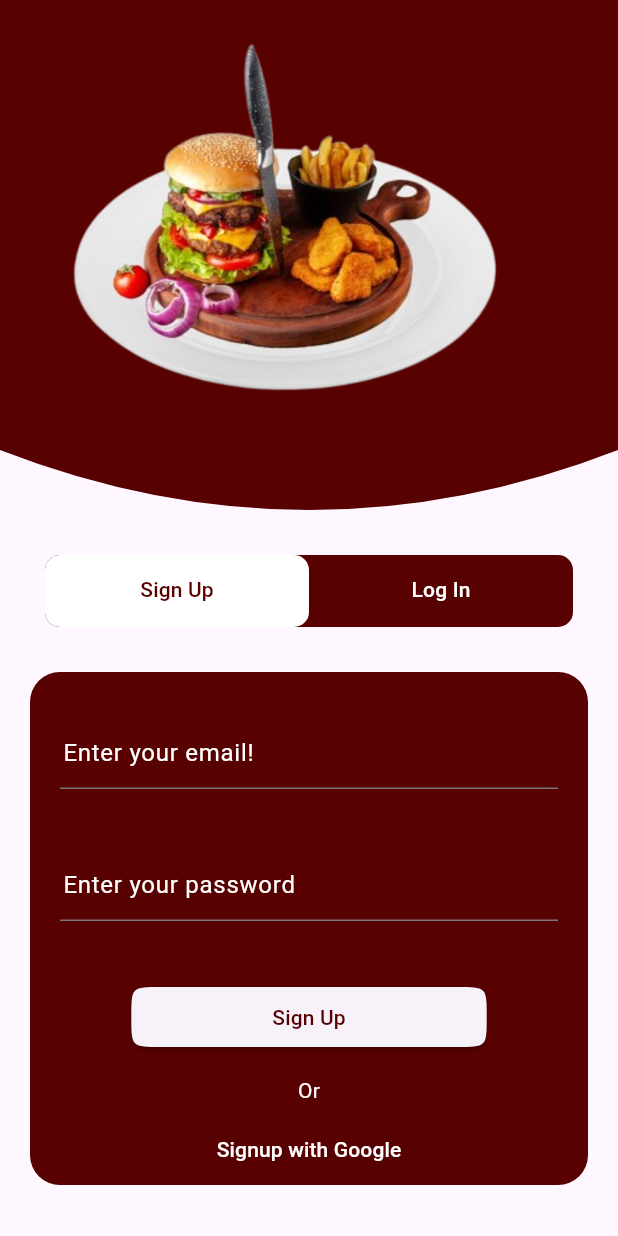
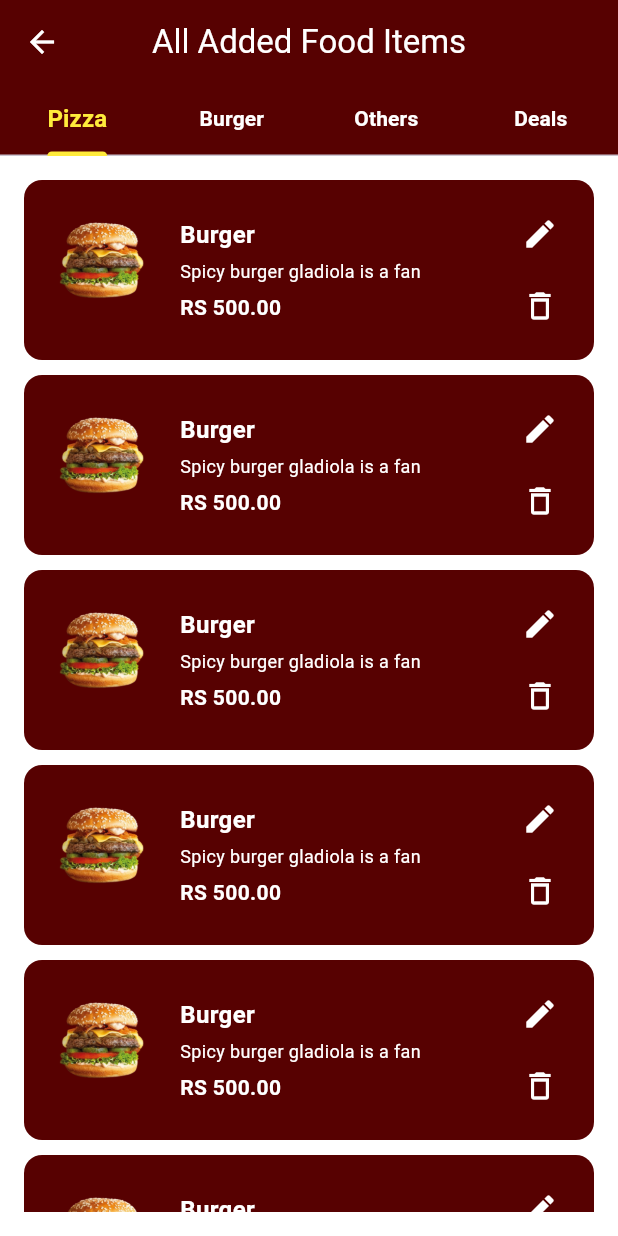
Before and after one commit to AbuHuraira61/mfc, a Flutter app: the screen it shows after launch, on a phone screen of 412 x 824 dp. Run offline on Flutter 3.47's test engine with Material 3 defaults, Android fonts, the phone set to English and light mode, and no system bars; our stand-ins replace cloud_firestore, firebase_auth, firebase_core, get, image_picker; accounts and stored records are empty.

Commit message:
add tab activity in Manager Ui

```diff
--- a/lib/main.dart
+++ b/lib/main.dart
@@ -1,7 +1,13 @@
 import 'package:flutter/material.dart';
 import 'package:firebase_core/firebase_core.dart';
 import 'package:get/get_navigation/src/root/get_material_app.dart';
+import 'package:mfc/presentation/Customer%20UI/screens/Sanan/BurgerScreen.dart';
+import 'package:mfc/presentation/Customer%20UI/screens/Sanan/FavouritePage.dart';
+import 'package:mfc/presentation/Customer%20UI/screens/Sanan/OrderConfirmationScreen.dart';
+import 'package:mfc/presentation/Customer%20UI/screens/Sanan/OrderTypeScreen.dart';
+import 'package:mfc/presentation/Customer%20UI/screens/Sanan/PizzaScreen.dart';
 import 'package:mfc/presentation/Customer%20UI/screens/Sanan/splashscreen.dart';
+import 'package:mfc/presentation/Manager%20UI/AllAddedItemScreen.dart';
 
 
 void main() async {
@@ -17,7 +23,7 @@ class MyApp extends StatelessWidget {
   Widget build(BuildContext context) {
     return GetMaterialApp(
       debugShowCheckedModeBanner: false,
-      home: SplashScreen(),
+      home: AllAddedItemScreen(),
     );
 
   }
--- a/lib/presentation/Customer UI/Common/CustomCard.dart
+++ b/lib/presentation/Customer UI/Common/CustomCard.dart
@@ -1,7 +1,5 @@
 import 'package:flutter/material.dart';
 import 'package:mfc/presentation/Customer%20UI/screens/Sanan/OrderConfirmationScreen.dart';
-
-
 
 class CustomCard extends StatefulWidget {
   final String name;
@@ -27,15 +25,7 @@ class _CustomCardState extends State<CustomCard> {
         children: [
           Container(
             decoration: BoxDecoration(
-              gradient: LinearGradient(
-                colors: [
-                  Color(0xFF570101), // Dark Red
-                  Color(0xFF750202), // Slightly lighter red
-                ],
-                begin: Alignment.topCenter,
-                end: Alignment.bottomCenter,
-              ),
-
+              color: Color(0xFF570101),
               borderRadius: BorderRadius.circular(20),
             ),
             child: Column(
@@ -70,7 +60,7 @@ class _CustomCardState extends State<CustomCard> {
                     children: [
                       Text(
                         widget.price,
-                        style: TextStyle(color: Colors.white70, fontSize: 16),
+                        style: TextStyle(color: Colors.white, fontSize: 16),
                       ),
                       GestureDetector(
                         onTap: () {
--- a/lib/presentation/Customer UI/screens/Sanan/FavouritePage.dart
+++ b/lib/presentation/Customer UI/screens/Sanan/FavouritePage.dart
@@ -22,7 +22,7 @@ class FavouritePage extends StatelessWidget {
       appBar: AppBar(
         title: Text("Favorite Page",
             style: TextStyle(fontWeight: FontWeight.bold, color: Colors.white)),
-        backgroundColor: Color(0xFF6A0202),
+        backgroundColor: Color(0xFF570101),
         leading: IconButton(
           icon: Icon(Icons.arrow_back, color: Colors.white),
           onPressed: () => Navigator.pop(context),
@@ -47,16 +47,7 @@ class FavouritePage extends StatelessWidget {
                     margin: EdgeInsets.only(bottom: 10),
                     padding: EdgeInsets.all(12),
                     decoration: BoxDecoration(
-                      //color: Color(0xFF570101),
-                      gradient: LinearGradient(
-                        colors: [
-                          Color(0xFF570101), // Dark Red
-                          Color(0xFF750202), // Slightly lighter red
-                        ],
-                        begin: Alignment.topCenter,
-                        end: Alignment.bottomCenter,
-                      ),
-
+                      color: Color(0xFF570101),
                       borderRadius: BorderRadius.circular(12),
                     ),
                     child: Row(
--- a/lib/presentation/Customer UI/screens/Sanan/OrderConfirmationScreen.dart
+++ b/lib/presentation/Customer UI/screens/Sanan/OrderConfirmationScreen.dart
@@ -9,14 +9,15 @@ class OrderConfirmationScreen extends StatelessWidget {
       body: Container(
         width: double.infinity,
         decoration: BoxDecoration(
-          gradient: LinearGradient(
-            colors: [
-              Color(0xFF570101), // Dark Red
-              Color(0xFF750202), // Slightly lighter red
-            ],
-            begin: Alignment.topCenter,
-            end: Alignment.bottomCenter,
-          ),
+          color: Color(0xFF570101),
+          // gradient: LinearGradient(
+          //   colors: [
+          //     Color(0xFF570101), // Dark Red
+          //     Color(0xFF750202), // Slightly lighter red
+          //   ],
+          //   begin: Alignment.topCenter,
+          //   end: Alignment.bottomCenter,
+          // ),
         ),
         child: Column(
           mainAxisAlignment: MainAxisAlignment.center,
--- a/lib/presentation/Customer UI/screens/Sanan/BurgerScreen.dart
+++ b/lib/presentation/Customer UI/screens/Sanan/PizzaScreen.dart
@@ -1,29 +1,29 @@
 import 'package:flutter/material.dart';
 import 'package:mfc/presentation/Customer%20UI/Common/CustomCard.dart';
 
-class BurgerScreen extends StatelessWidget {
+class PizzaScreen extends StatelessWidget {
   final List<Map<String, String>> burgers = List.generate(
     10,
     (index) => {
-      "name": "Beef Burger",
-      "price": "\$20",
-      "image": "assets/burger.png",
+      "name": "Tikka Pizza",
+      "price": "\$50",
+      "image": "assets/pizza-pic.png",
     },
   );
 
-  BurgerScreen({super.key});
+  PizzaScreen({super.key});
 
   @override
   Widget build(BuildContext context) {
     return Scaffold(
       backgroundColor: Colors.white,
       appBar: AppBar(
-        backgroundColor: Color(0xFF6A0202),
+        backgroundColor: Color(0xFF570101),
         leading: IconButton(
           icon: Icon(Icons.arrow_back, color: Colors.white),
           onPressed: () {},
         ),
-        title: Text("Burgers",
+        title: Text("Pizza",
             style: TextStyle(
                 color: Colors.white,
                 fontSize: 22,
--- a/lib/presentation/Customer UI/screens/Sanan/splashscreen.dart
+++ b/lib/presentation/Customer UI/screens/Sanan/splashscreen.dart
@@ -37,7 +37,8 @@ class _SplashScreenState extends State<SplashScreen>
   }
 
   Future<void> _checkUserStatus() async {
-    await Future.delayed(const Duration(seconds: 3)); // Show splash for 3 seconds
+    await Future.delayed(
+        const Duration(seconds: 3)); // Show splash for 3 seconds
 
     User? user = FirebaseAuth.instance.currentUser;
     if (user != null) {
@@ -49,7 +50,8 @@ class _SplashScreenState extends State<SplashScreen>
   }
 
   Future<String> _getUserRole(String uid) async {
-    final userDoc = await FirebaseFirestore.instance.collection("users").doc(uid).get();
+    final userDoc =
+        await FirebaseFirestore.instance.collection("users").doc(uid).get();
     return userDoc.exists ? userDoc["role"] : "customer";
   }
 
@@ -101,7 +103,7 @@ class _SplashScreenState extends State<SplashScreen>
                   opacity: _fadeInAnimation,
                   child: SizedBox(
                     width: screenWidth * 0.5,
-                    height: screenHeight * 0.3,
+                    height: screenHeight * 0.4,
                     child: const Image(
                       image: AssetImage("assets/splash-screen.png"),
                       fit: BoxFit.cover,
--- /dev/null
+++ b/lib/presentation/Manager UI/AllAddedItemScreen.dart
@@ -0,0 +1,231 @@
+import 'package:flutter/material.dart';
+import 'package:cloud_firestore/cloud_firestore.dart';
+
+class AllAddedItemScreen extends StatelessWidget {
+  const AllAddedItemScreen({super.key});
+
+  @override
+  Widget build(BuildContext context) {
+    return DefaultTabController(
+      length: 4,
+      child: Scaffold(
+        backgroundColor: Colors.white,
+        appBar: AppBar(
+          backgroundColor: Color(0xFF570101),
+          elevation: 0,
+          leading: IconButton(
+            icon: Icon(Icons.arrow_back, color: Colors.white),
+            onPressed: () => Navigator.pop(context),
+          ),
+          title: Text('All Added Food Items',
+              style: TextStyle(color: Colors.white)),
+          centerTitle: true,
+          bottom: TabBar(
+            labelStyle: TextStyle(fontWeight: FontWeight.bold, fontSize: 16),
+            unselectedLabelStyle:
+                TextStyle(fontWeight: FontWeight.bold, fontSize: 14),
+            labelColor: Colors.yellow,
+            unselectedLabelColor: Colors.white,
+            indicatorColor: Colors.yellow,
+            tabs: [
+              Tab(text: "Pizza"),
+              Tab(text: "Burger"),
+              Tab(text: "Others"),
+              Tab(text: "Deals"),
+            ],
+          ),
+        ),
+        body: TabBarView(
+          children: [
+            // buildFoodList('Pizza'),
+            // buildFoodList('Burger'),
+            // buildFoodList('Fries'),
+            buildBurgerList(),
+            buildBurgerList(),
+            buildBurgerList(),
+            buildBurgerList()
+          ],
+        ),
+      ),
+    );
+  }
+}
+
+/*Widget buildFoodList(String category) {
+  return StreamBuilder<QuerySnapshot>(
+    stream: FirebaseFirestore.instance
+        .collection('foods')
+        .where('category', isEqualTo: category) // Category-wise filter
+        .snapshots(),
+    builder: (context, snapshot) {
+      if (snapshot.connectionState == ConnectionState.waiting) {
+        return Center(child: CircularProgressIndicator());
+      }
+      if (!snapshot.hasData || snapshot.data!.docs.isEmpty) {
+        return Center(child: Text("No items available"));
+      }
+
+      var foodItems = snapshot.data!.docs
+          .map((doc) => doc.data() as Map<String, dynamic>)
+          .toList();
+
+      return ListView.builder(
+        itemCount: foodItems.length,
+        itemBuilder: (context, index) {
+          final item = foodItems[index];
+          return Container(
+            margin: EdgeInsets.only(bottom: 10),
+            padding: EdgeInsets.all(12),
+            decoration: BoxDecoration(
+              color: Color(0xFFF0F0F0),
+              borderRadius: BorderRadius.circular(12),
+            ),
+            child: Row(
+              crossAxisAlignment: CrossAxisAlignment.center,
+              children: [
+                ClipRRect(
+                  borderRadius: BorderRadius.circular(8),
+                  child: Image.network(
+                    item["image"],
+                    width: 80,
+                    height: 80,
+                    fit: BoxFit.cover,
+                  ),
+                ),
+                SizedBox(width: 12),
+                Expanded(
+                  child: Column(
+                    crossAxisAlignment: CrossAxisAlignment.start,
+                    children: [
+                      Text(
+                        item["name"],
+                        style: TextStyle(
+                          color: Colors.green,
+                          fontSize: 16,
+                          fontWeight: FontWeight.bold,
+                        ),
+                      ),
+                      SizedBox(height: 4),
+                      Text(
+                        item["description"],
+                        style: TextStyle(color: Colors.green, fontSize: 12),
+                        overflow: TextOverflow.ellipsis,
+                      ),
+                      SizedBox(height: 6),
+                      Text(
+                        item["price"],
+                        style: TextStyle(
+                            color: Colors.green, fontWeight: FontWeight.bold),
+                      ),
+                    ],
+                  ),
+                ),
+                IconButton(
+                  icon: Icon(Icons.delete_outline, color: Colors.green),
+                  onPressed: () {
+                    FirebaseFirestore.instance
+                        .collection('foods')
+                        .doc(snapshot.data!.docs[index].id)
+                        .delete();
+                  },
+                ),
+              ],
+            ),
+          );
+        },
+      );
+    },
+  );
+}*/
+
+Widget buildBurgerList() {
+  List<Map<String, dynamic>> favoriteItems = List.generate(
+    10,
+    (index) => {
+      "name": "Burger",
+      "description": "Spicy burger gladiola is a fan",
+      "price": "RS 500.00",
+      "image": "assets/burger.png",
+      "quantity": 2,
+    },
+  );
+
+  return Padding(
+    padding: const EdgeInsets.all(16.0),
+    child: ListView.builder(
+      itemCount: favoriteItems.length,
+      itemBuilder: (context, index) {
+        final item = favoriteItems[index];
+        return Container(
+          margin: EdgeInsets.only(bottom: 10),
+          padding: EdgeInsets.all(12),
+          decoration: BoxDecoration(
+            color: Color(0xFF570101),
+            borderRadius: BorderRadius.circular(12),
+          ),
+          child: Row(
+            crossAxisAlignment: CrossAxisAlignment.center,
+            children: [
+              ClipRRect(
+                borderRadius: BorderRadius.circular(8),
+                child: Image.asset(
+                  item["image"],
+                  width: 80,
+                  height: 80,
+                  fit: BoxFit.cover,
+                ),
+              ),
+              SizedBox(width: 12),
+              Expanded(
+                child: Column(
+                  crossAxisAlignment: CrossAxisAlignment.start,
+                  children: [
+                    Text(
+                      item["name"],
+                      style: TextStyle(
+                        color: Colors.white,
+                        fontSize: 16,
+                        fontWeight: FontWeight.bold,
+                      ),
+                    ),
+                    SizedBox(height: 4),
+                    Text(
+                      item["description"],
+                      style: TextStyle(color: Colors.white, fontSize: 12),
+                      overflow: TextOverflow.ellipsis,
+                    ),
+                    SizedBox(height: 6),
+                    Text(
+                      item["price"],
+                      style: TextStyle(
+                        color: Colors.white,
+                        fontWeight: FontWeight.bold,
+                      ),
+                    ),
+                  ],
+                ),
+              ),
+              Column(
+                children: [
+                  IconButton(
+                    icon: Icon(Icons.edit, color: Colors.white), // Edit icon
+                    onPressed: () {
+                      // Add edit functionality here
+                    },
+                  ),
+                  IconButton(
+                    icon: Icon(Icons.delete_outline,
+                        color: Colors.white), // Delete icon (moved down)
+                    onPressed: () {
+                      // Add delete functionality here
+                    },
+                  ),
+                ],
+              ),
+            ],
+          ),
+        );
+      },
+    ),
+  );
+}
```
Also changed, not shown: lib/presentation/Manager UI/ManagerBurgerScreen.dart (+0 -8 lines).
